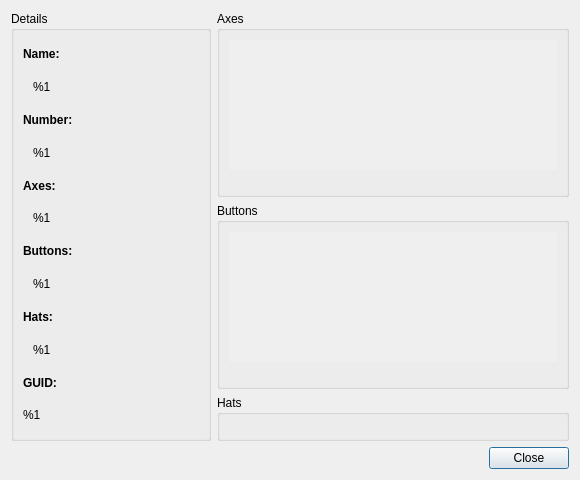
Before: the Qt Designer form src/joystickstatuswindow.ui in AntiMicroX/antimicrox, drawn with Qt 5.
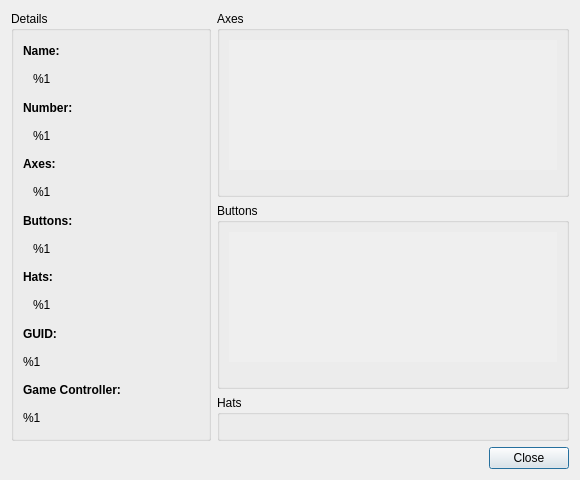
After: the same form once the commit is applied.

Commit message: Change joystick properties window to show whether device is using SDL Game Controller API.

```diff
--- a/src/joystickstatuswindow.ui
+++ b/src/joystickstatuswindow.ui
@@ -221,6 +221,42 @@
           </item>
          </layout>
         </item>
+        <item>
+         <layout class="QVBoxLayout" name="guidVerticalLayout_2">
+          <item>
+           <widget class="QLabel" name="guidHeaderLabel_2">
+            <property name="enabled">
+             <bool>true</bool>
+            </property>
+            <property name="font">
+             <font>
+              <weight>75</weight>
+              <bold>true</bold>
+             </font>
+            </property>
+            <property name="text">
+             <string>Game Controller:</string>
+            </property>
+           </widget>
+          </item>
+          <item>
+           <widget class="QLabel" name="sdlGameControllerLabel">
+            <property name="text">
+             <string>%1</string>
+            </property>
+            <property name="wordWrap">
+             <bool>true</bool>
+            </property>
+            <property name="margin">
+             <number>10</number>
+            </property>
+            <property name="textInteractionFlags">
+             <set>Qt::LinksAccessibleByMouse|Qt::TextSelectableByMouse</set>
+            </property>
+           </widget>
+          </item>
+         </layout>
+        </item>
        </layout>
       </widget>
      </item>
```
Left out of the diff: 2 changed lines with no effect on the pictures. The commit also changes 5 other files.
